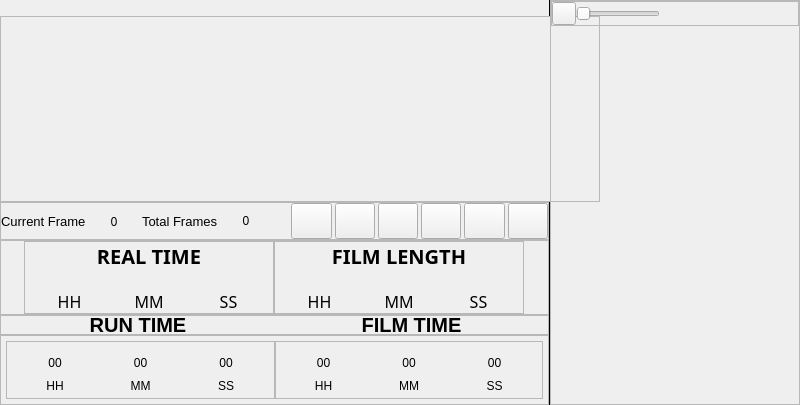
Above: Graffik/gui/film/filmwindow.ui from DynamicPerception/Graffik_Legacy before the change. Below: the same form after it.
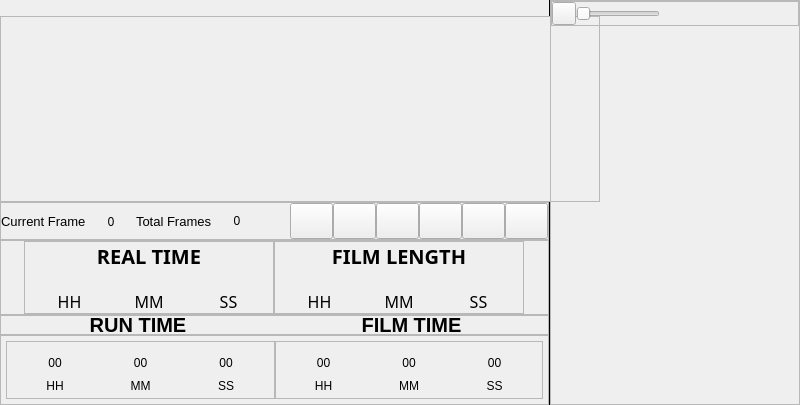
That is the form after the change. Custom widgets are drawn as their Qt base class.

```diff
--- a/Graffik/gui/film/filmwindow.ui
+++ b/Graffik/gui/film/filmwindow.ui
@@ -74,7 +74,7 @@
        </property>
        <layout class="QHBoxLayout" name="horizontalLayout_5">
         <property name="spacing">
-         <number>3</number>
+         <number>0</number>
         </property>
         <property name="margin">
          <number>0</number>
```
